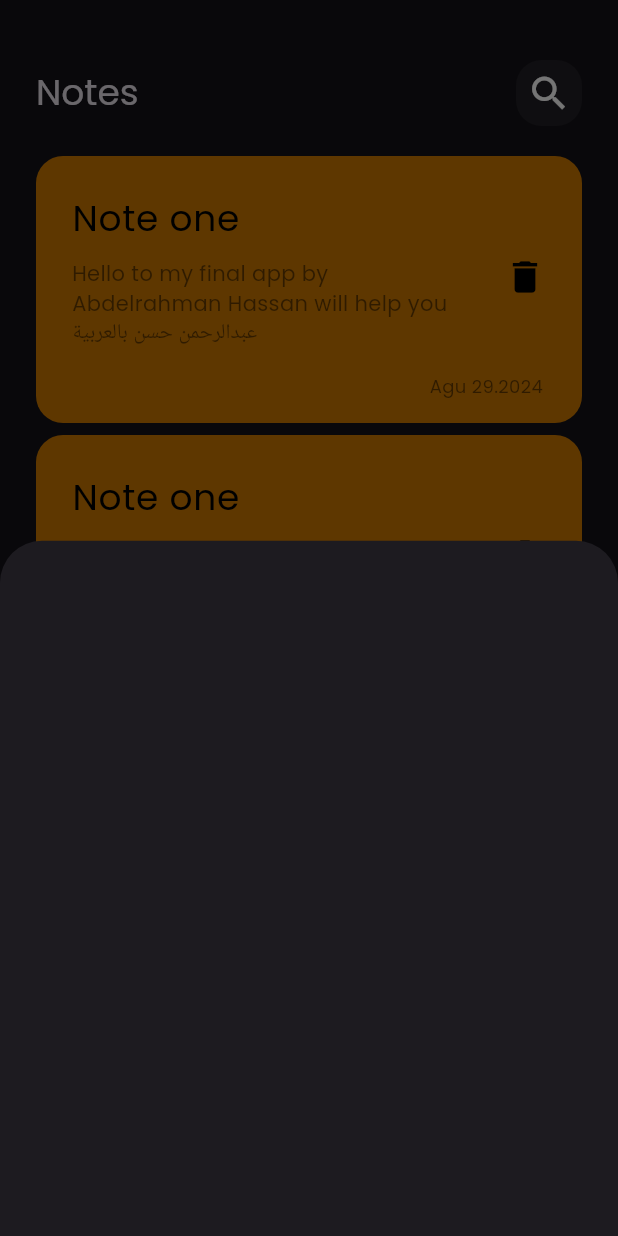
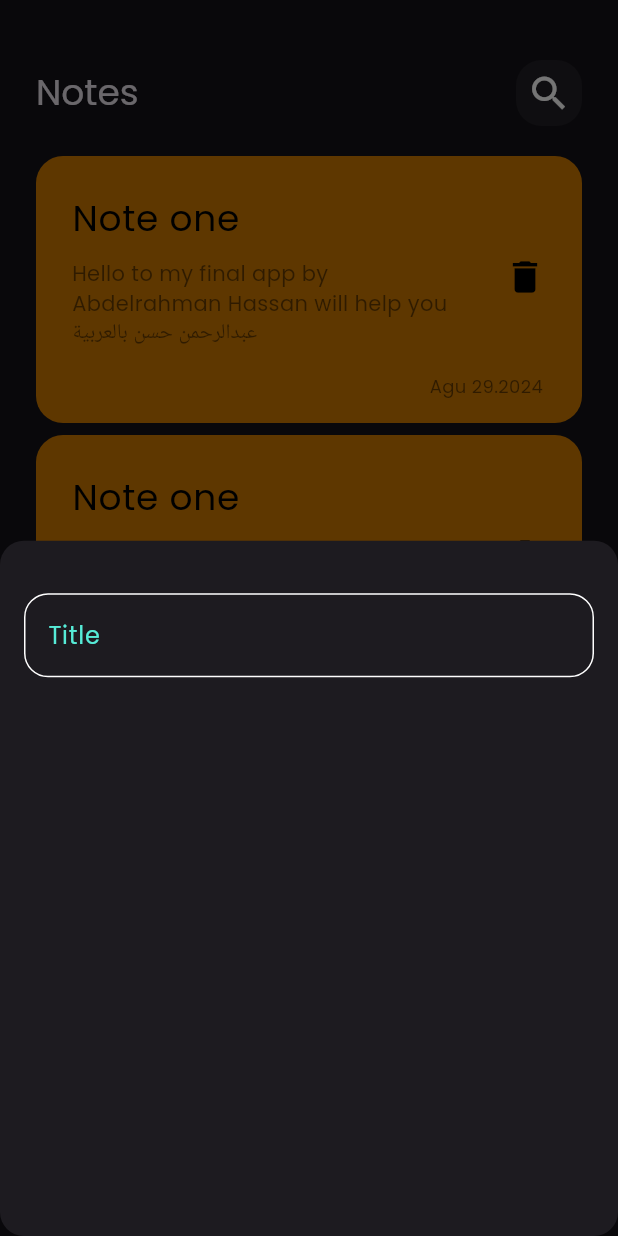
Before and after one commit to abdulrhmanhassan/note_app, a Flutter app: the screen it shows after launch, after a tap on the "add" icon, on a phone screen of 412 x 824 dp. Run offline on Flutter 3.47's test engine with Material 3 defaults, Android fonts, the phone set to English and light mode, and no system bars.

Commit message:
custom text field & constant

```diff
--- /dev/null
+++ b/lib/constants.dart
@@ -0,0 +1,3 @@
+import 'package:flutter/material.dart';
+
+const kPrimerColor = Color(0xff56EBD7);
--- a/lib/views/note_view.dart
+++ b/lib/views/note_view.dart
@@ -1,3 +1,4 @@
+import 'package:a/constants.dart';
 import 'package:a/views/widgets/noteView_body.dart';
 import 'package:flutter/material.dart';
 
@@ -12,13 +13,16 @@ class NoteView extends StatelessWidget {
       floatingActionButton: FloatingActionButton(
         onPressed: () {
           showModalBottomSheet(
+            shape: RoundedRectangleBorder(
+              borderRadius: BorderRadius.circular(16),
+            ),
             context: context,
             builder: (context) {
               return const AddNoteBottomSheet();
             },
           );
         },
-        backgroundColor: const Color(0xff56EBD7),
+        backgroundColor: kPrimerColor,
         foregroundColor: Colors.black,
         child: const Icon(Icons.add),
       ),
--- a/lib/views/widgets/add_note_bottom_sheet.dart
+++ b/lib/views/widgets/add_note_bottom_sheet.dart
@@ -1,10 +1,22 @@
 import 'package:flutter/material.dart';
+
+import 'custom_text_field.dart';
 
 class AddNoteBottomSheet extends StatelessWidget {
   const AddNoteBottomSheet({super.key});
 
   @override
   Widget build(BuildContext context) {
-    return Container();
+    return const Padding(
+      padding: EdgeInsets.symmetric(horizontal: 16.0),
+      child: Column(
+        children: [
+          SizedBox(
+            height: 35,
+          ),
+          CustomTextField(),
+        ],
+      ),
+    );
   }
 }
--- a/lib/views/widgets/custom_appBar.dart
+++ b/lib/views/widgets/custom_appBar.dart
@@ -8,7 +8,7 @@ class CustomAppBar extends StatelessWidget {
     return Row(
       children: [
         Text('Notes', style: Theme.of(context).textTheme.headlineSmall),
-        Spacer(),
+        const Spacer(),
         // IconButton(onPressed: () {}, icon: Icon(Icons.search)),
         Container(
           height: 44,
--- /dev/null
+++ b/lib/views/widgets/custom_text_field.dart
@@ -0,0 +1,35 @@
+import 'package:a/constants.dart';
+import 'package:flutter/material.dart';
+import 'package:flutter/rendering.dart';
+import 'package:flutter/widgets.dart';
+
+class CustomTextField extends StatelessWidget {
+  const CustomTextField({
+    super.key,
+  });
+
+  @override
+  Widget build(BuildContext context) {
+    return TextField(
+      cursorColor: kPrimerColor,
+      decoration: InputDecoration(
+        hintText: "Title",
+        hintStyle: const TextStyle(color: kPrimerColor),
+        labelText: "Title",
+        labelStyle: const TextStyle(color: kPrimerColor),
+        enabledBorder: buildBorder(),
+        focusedBorder: buildBorder(kPrimerColor),
+      ),
+    );
+  }
+
+  OutlineInputBorder buildBorder([color]) {
+    return OutlineInputBorder(
+        borderRadius: const BorderRadius.all(
+          Radius.circular(16),
+        ),
+        borderSide: BorderSide(
+          color: color ?? Colors.white,
+        ));
+  }
+}
```
